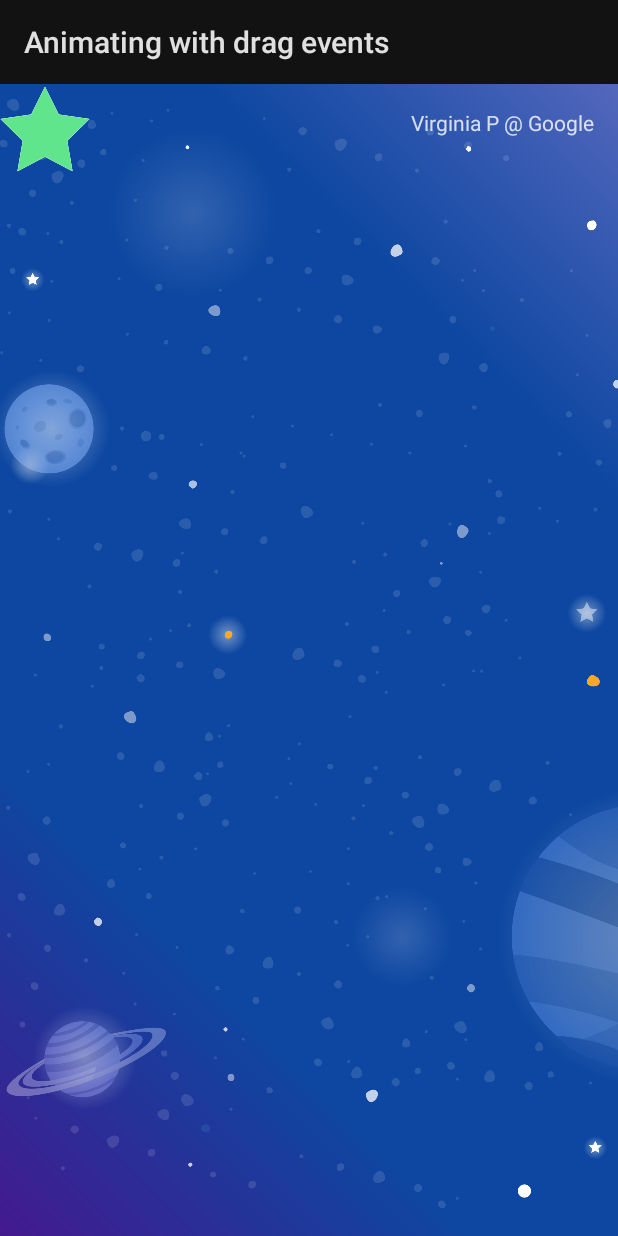
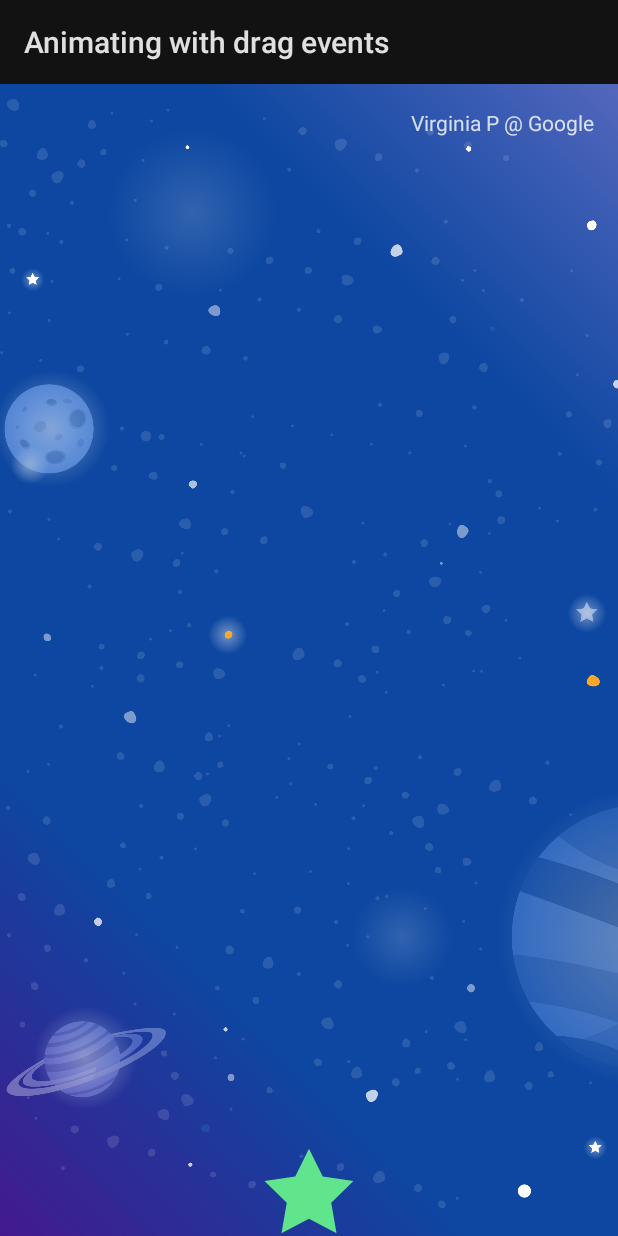
Before and after one commit to RowickaM/NewThings, an Android app: the Step2Activity screen opened directly, with no data from a screen before it, on a phone screen of 412 x 824 dp. Run offline under Robolectric (Android 15) with nearby library versions, the phone set to English and light mode, and no system bars.

Commit message:
complete animation on drag with star

```diff
--- a/app/src/main/res/xml/step2.xml
+++ b/app/src/main/res/xml/step2.xml
@@ -1,20 +1,69 @@
 <?xml version="1.0" encoding="utf-8"?><!-- Describe the animation for activity_step2.xml -->
 <MotionScene xmlns:android="http://schemas.android.com/apk/res/android"
     xmlns:app="http://schemas.android.com/apk/res-auto">
-    <!-- A transition describes an animation via start and end state -->
+
     <Transition
         app:constraintSetEnd="@+id/end"
         app:constraintSetStart="@+id/start">
-        <!-- TODO add OnSwipe tag -->
+
+        <OnSwipe app:touchAnchorId="@id/red_star" />
     </Transition>
 
-    <!-- Constraints to apply at the start of the animation -->
     <ConstraintSet android:id="@+id/start">
-        <!-- TODO apply starting constraints -->
+        <Constraint
+            android:id="@+id/red_star"
+            android:layout_width="wrap_content"
+            android:layout_height="wrap_content"
+            app:layout_constraintBottom_toBottomOf="parent"
+            app:layout_constraintEnd_toEndOf="parent"
+            app:layout_constraintStart_toStartOf="parent" />
+
+        <Constraint
+            android:id="@+id/left_star"
+            android:layout_width="wrap_content"
+            android:layout_height="wrap_content"
+            android:alpha="0.0"
+            app:layout_constraintBottom_toBottomOf="parent"
+            app:layout_constraintEnd_toEndOf="parent"
+            app:layout_constraintStart_toStartOf="parent" />
+
+        <Constraint
+            android:id="@+id/right_star"
+            android:layout_width="wrap_content"
+            android:layout_height="wrap_content"
+            android:alpha="0.0"
+            app:layout_constraintBottom_toBottomOf="parent"
+            app:layout_constraintEnd_toEndOf="parent"
+            app:layout_constraintStart_toStartOf="parent" />
+
     </ConstraintSet>
 
-    <!-- Constraints to apply at the end of the animation -->
     <ConstraintSet android:id="@+id/end">
-        <!-- TODO apply ending constraints -->
+        <Constraint
+            android:id="@+id/red_star"
+            android:layout_width="wrap_content"
+            android:layout_height="wrap_content"
+            app:layout_constraintEnd_toStartOf="@id/right_star"
+            app:layout_constraintHorizontal_chainStyle="packed"
+            app:layout_constraintStart_toEndOf="@id/left_star"
+            app:layout_constraintTop_toBottomOf="@+id/credits" />
+
+        <Constraint
+            android:id="@+id/left_star"
+            android:layout_width="wrap_content"
+            android:layout_height="wrap_content"
+            android:alpha="1.0"
+            app:layout_constraintEnd_toStartOf="@id/red_star"
+            app:layout_constraintStart_toStartOf="parent"
+            app:layout_constraintTop_toBottomOf="@+id/credits" />
+
+        <Constraint
+            android:id="@+id/right_star"
+            android:layout_width="wrap_content"
+            android:layout_height="wrap_content"
+            android:alpha="1.0"
+            app:layout_constraintEnd_toEndOf="parent"
+            app:layout_constraintStart_toEndOf="@id/red_star"
+            app:layout_constraintTop_toBottomOf="@+id/credits" />
     </ConstraintSet>
 </MotionScene>
```
